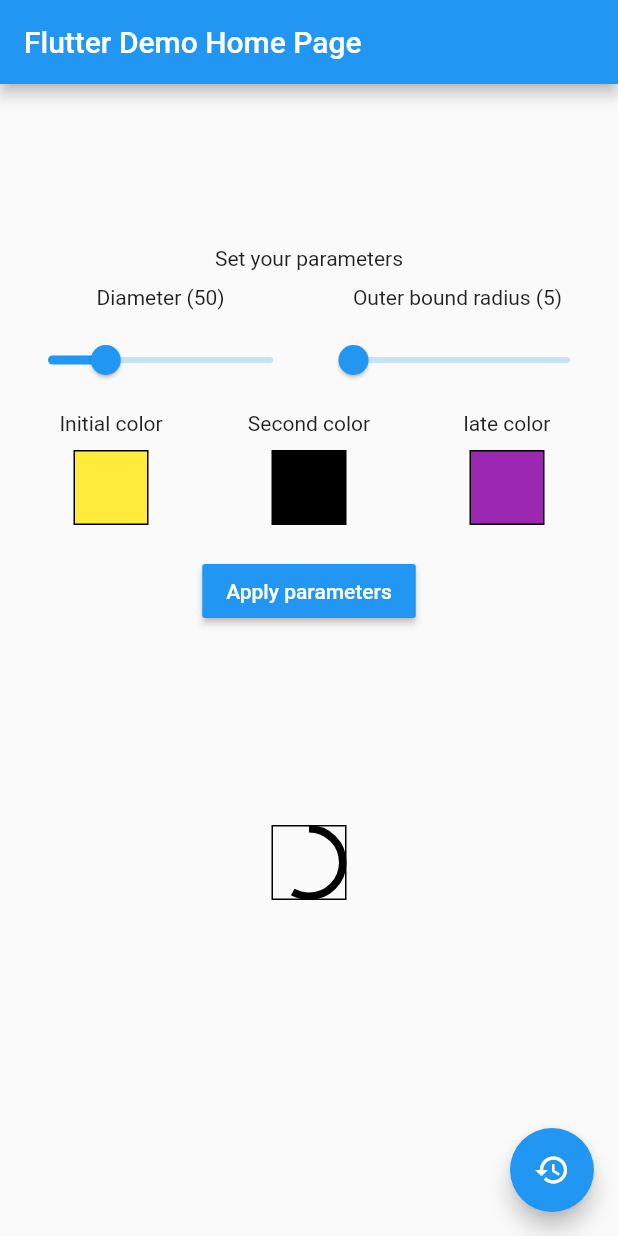
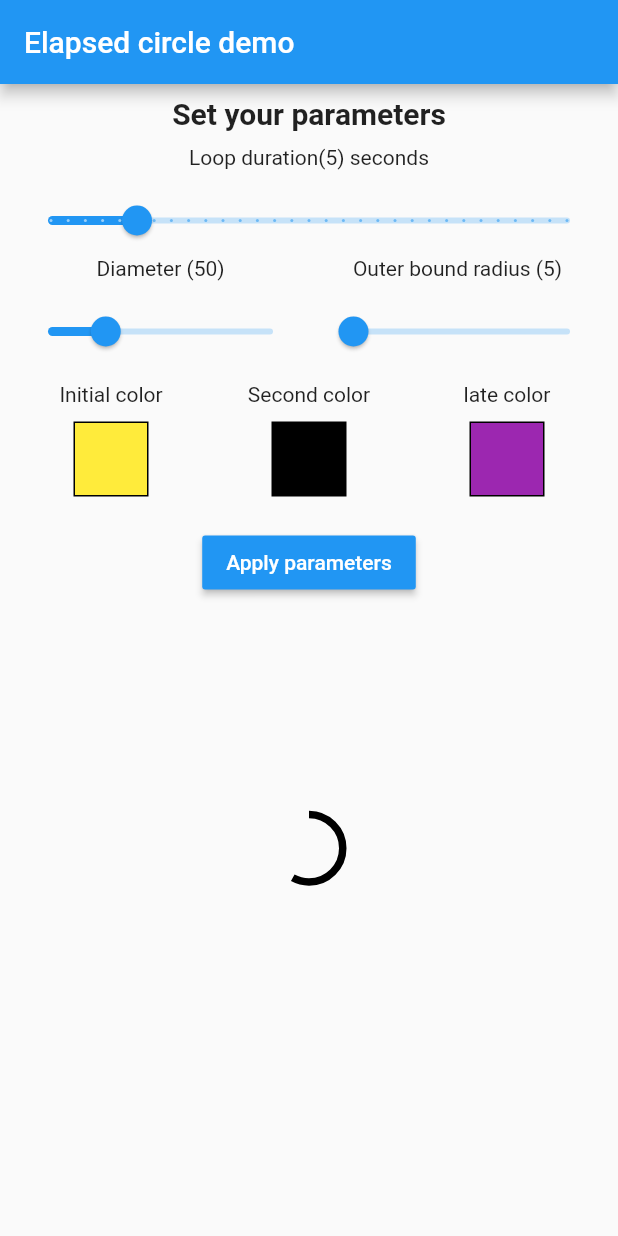
Before and after one commit to xEyad/Elapsed_circle_widget, a Flutter app: the screen it shows after launch, on a phone screen of 412 x 824 dp. Run offline on Flutter 3.47's test engine with Material 2 defaults, Android fonts, the phone set to English and light mode, and no system bars; our stand-ins replace flutter_colorpicker.

Commit message:
Good looking demo

```diff
--- a/lib/elapsedCircle.dart
+++ b/lib/elapsedCircle.dart
@@ -31,6 +31,8 @@ class ElapsedCircle extends StatefulWidget {
 
   late ElapsedCircleController? controller;
 
+  late final bool debugMode;
+
   ElapsedCircle({
     Key? key,
     required this.initialColor,
@@ -40,6 +42,7 @@ class ElapsedCircle extends StatefulWidget {
     this.diameter = 50,
     this.outerBoundsRadius = 5,
     this.trackingTag,
+    this.debugMode = false,
     this.controller,
   }) : super(key: key)
   {
@@ -138,6 +141,24 @@ class _ElapsedCircleState extends State<ElapsedCircle> with TickerProviderStateM
 
   @override
   Widget build(BuildContext context) {
+    if(widget.debugMode)
+      return _debugIndicator();
+    else
+      return _indicator();
+  }
+  Widget _indicator()
+  {
+    return SizedBox.square(
+        dimension: _controller._diameter-_controller._outerBoundsRadius,
+        child: CircularProgressIndicator(
+          valueColor: AlwaysStoppedAnimation<Color>(stagesClrs[stage]),
+          value: getProgress(),
+          strokeWidth: _controller._outerBoundsRadius,
+        ),
+      );
+  }
+
+  Widget _debugIndicator() {
     return Stack(
     alignment: Alignment.center,
     children: [
--- a/lib/main.dart
+++ b/lib/main.dart
@@ -11,11 +11,11 @@ class MyApp extends StatelessWidget {
   @override
   Widget build(BuildContext context) {
     return MaterialApp(
-      title: 'Flutter Demo',
+      title: 'Elapsed circle demo',
       theme: ThemeData(
         primarySwatch: Colors.blue,
       ),
-      home: const MyHomePage(title: 'Flutter Demo Home Page'),
+      home: const MyHomePage(title: 'Elapsed circle demo'),
     );
   }
 }
@@ -33,6 +33,7 @@ class _MyHomePageState extends State<MyHomePage> {
   Color lateColor = Colors.purple;
   double selectedDiamterValue = 50;
   double selectedOuterRadiusValue = 5;
+  int expectedSeconds = 5;
   final ctrl = ElapsedCircleController();
 
   @override
@@ -46,7 +47,6 @@ class _MyHomePageState extends State<MyHomePage> {
             mainAxisAlignment: MainAxisAlignment.center,
             crossAxisAlignment: CrossAxisAlignment.center,
             children: [
-              SizedBox(height: 100,),
               _controls(),
               Spacer(),
               ElapsedCircle(
@@ -54,32 +54,43 @@ class _MyHomePageState extends State<MyHomePage> {
                 initialColor: initialColor,
                 secondColor: secondColor,
                 lateColor: lateColor,
-                expectedSeconds: 5,
+                expectedSeconds: expectedSeconds,
               ),
-              SizedBox(height: 100,),
+              SizedBox(
+                height: 100,
+              ),
               Spacer(),
             ]),
       ),
-      floatingActionButton: FloatingActionButton(
-        onPressed: () {
-          setState(() {
 
-          });
-        },
-        tooltip: 'Change colors',
-        child: const Icon(Icons.restore),
-      ),
     );
   }
+
   Widget _controls() {
     return Padding(
       padding: const EdgeInsets.all(8.0),
       child: Column(
         children: [
-          const Text("Set your parameters"),
-
-          SizedBox(height: 10,),
-
+          const Text(
+            "Set your parameters",
+            style: TextStyle(fontWeight: FontWeight.bold, fontSize: 20),
+          ),
+          SizedBox(
+            height: 10,
+          ),
+          _parameter(
+              label: "Loop duration(${expectedSeconds}) seconds",
+              input: Slider(
+                value: expectedSeconds.toDouble(),
+                max: 30,
+                divisions: 30,
+                label: expectedSeconds.toString(),
+                onChanged: (double value) {
+                  setState(() {
+                    expectedSeconds = value.round();
+                  });
+                },
+              )),
           Row(
             children: [
               Expanded(
@@ -115,9 +126,9 @@ class _MyHomePageState extends State<MyHomePage> {
               ),
             ],
           ),
-
-          SizedBox(height: 10,),
-
+          SizedBox(
+            height: 10,
+          ),
           Row(
             children: [
               Expanded(
@@ -149,21 +160,25 @@ class _MyHomePageState extends State<MyHomePage> {
                       value: lateColor)),
             ],
           ),
-
-          SizedBox(height: 20,),
-
-          RaisedButton(onPressed: (){
+          SizedBox(
+            height: 20,
+          ),
+          RaisedButton(
+            onPressed: () {
               ctrl.updateParameters(
                   initialColor: initialColor,
                   secondColor: secondColor,
                   lateColor: lateColor,
                   outerBoundsRadius: selectedOuterRadiusValue,
+                  expectedSeconds: expectedSeconds,
                   diameter: selectedDiamterValue);
             },
             color: Colors.blue,
-          child: Text("Apply parameters",style: TextStyle(color: Colors.white),),
+            child: Text(
+              "Apply parameters",
+              style: TextStyle(color: Colors.white),
+            ),
           )
-
         ],
       ),
     );
@@ -207,7 +222,13 @@ class _MyHomePageState extends State<MyHomePage> {
     return Column(
       mainAxisAlignment: MainAxisAlignment.center,
       crossAxisAlignment: CrossAxisAlignment.center,
-      children: [Text(label),SizedBox(height: 10,), input],
+      children: [
+        Text(label),
+        SizedBox(
+          height: 10,
+        ),
+        input
+      ],
     );
   }
 }
```
Lines whose indentation alone changed are shown as unchanged.
